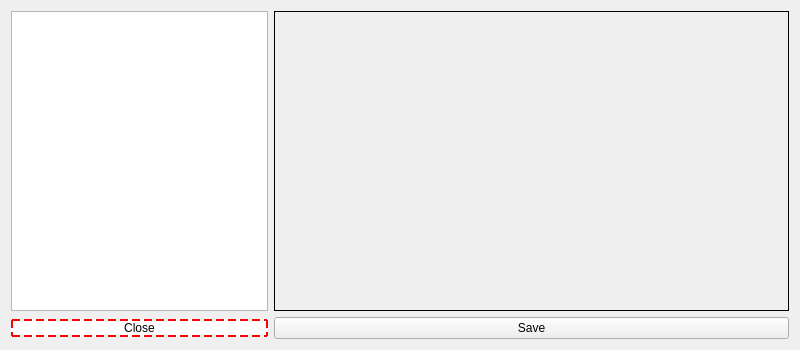
Qt form view/settingsview.ui (Joensw/RCAIT) before a commit.
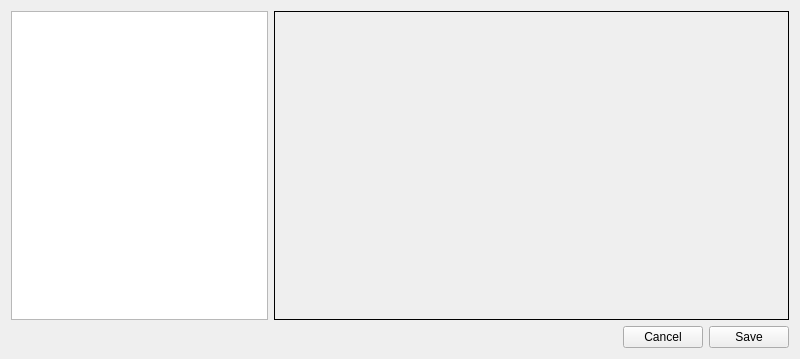
The same form after that commit.

Commit message: renamed close button to cancel and made it look like normal button

What changed in the file:
```diff
--- a/view/settingsview.ui
+++ b/view/settingsview.ui
@@ -7,7 +7,7 @@
     <x>0</x>
     <y>0</y>
     <width>800</width>
-    <height>350</height>
+    <height>359</height>
    </rect>
   </property>
   <property name="sizePolicy">
@@ -58,25 +58,29 @@
      </property>
     </widget>
    </item>
-   <item row="1" column="0">
+   <item row="1" column="0" colspan="2">
+    <layout class="QHBoxLayout" name="horizontalLayout">
+     <item>
+      <spacer name="horizontalSpacer">
+       <property name="orientation">
+        <enum>Qt::Horizontal</enum>
+       </property>
+       <property name="sizeHint" stdset="0">
+        <size>
+         <width>40</width>
+         <height>20</height>
+        </size>
+       </property>
+      </spacer>
+     </item>
+     <item>
     <widget class="QPushButton" name="closeButton">
-     <property name="styleSheet">
-      <string notr="true">color: black;
-background-color: white;
-border: 2px solid red;
-border-style: dashed;
-
-</string>
-     </property>
      <property name="text">
-      <string>Close</string>
-     </property>
-     <property name="flat">
-      <bool>false</bool>
+        <string>Cancel</string>
      </property>
     </widget>
    </item>
-   <item row="1" column="1">
+     <item>
     <widget class="QPushButton" name="saveButton">
      <property name="sizePolicy">
       <sizepolicy hsizetype="Preferred" vsizetype="Fixed">
@@ -88,6 +92,8 @@
       <string>Save</string>
      </property>
     </widget>
+     </item>
+    </layout>
    </item>
   </layout>
  </widget>
```
Lines whose indentation alone changed are shown as unchanged. The commit also changes 2 other files.
